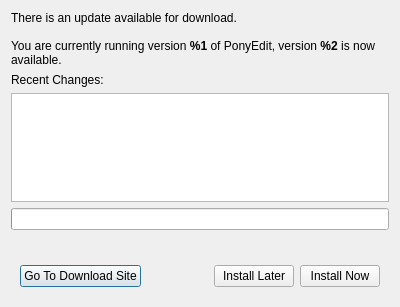
Before: the Qt Designer form website/updatenotificationdialog.ui in PonyEdit/PonyEdit, drawn with Qt 5.
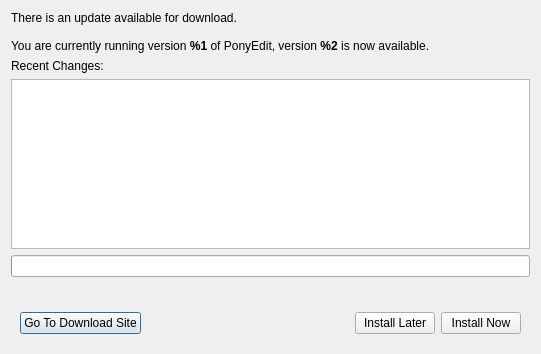
After: the same form once the commit is applied.

Commit message: Update installing now works on Mac

```diff
--- a/website/updatenotificationdialog.ui
+++ b/website/updatenotificationdialog.ui
@@ -6,8 +6,8 @@
    <rect>
     <x>0</x>
     <y>0</y>
-    <width>400</width>
-    <height>307</height>
+    <width>541</width>
+    <height>354</height>
    </rect>
   </property>
   <property name="windowTitle">
```
The commit also changes 2 other files.
